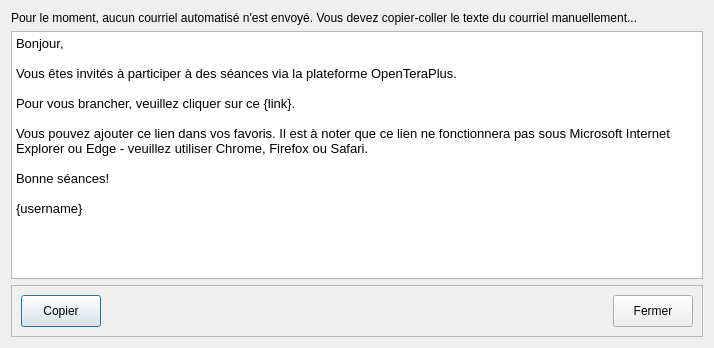
This is client/src/EmailInviteDialog.ui in introlab/openteraplus as Qt 5 draws it before an edit. The edited form follows.
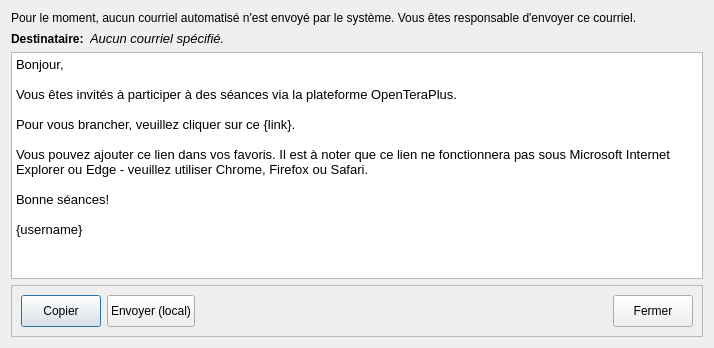
This is the edited form. Icons and pictures are not drawn.

Commit message: Fixes #22. Fixed an issue that made all invitees in a session disappear from the online tab list. Added "mailto" in "EmailInviteDialog"

The edit to the form file:
```diff
--- a/client/src/EmailInviteDialog.ui
+++ b/client/src/EmailInviteDialog.ui
@@ -21,13 +21,50 @@
    <item>
     <widget class="QLabel" name="lblWarning">
      <property name="text">
-      <string>Pour le moment, aucun courriel automatisé n'est envoyé. Vous devez copier-coller le texte du courriel manuellement...</string>
+      <string>Pour le moment, aucun courriel automatisé n'est envoyé par le système. Vous êtes responsable d'envoyer ce courriel.</string>
      </property>
      <property name="wordWrap">
       <bool>true</bool>
      </property>
     </widget>
    </item>
+   <item>
+    <layout class="QHBoxLayout" name="horizontalLayout_2">
+     <item>
+      <widget class="QLabel" name="labelDest">
+       <property name="sizePolicy">
+        <sizepolicy hsizetype="Maximum" vsizetype="Preferred">
+         <horstretch>0</horstretch>
+         <verstretch>0</verstretch>
+        </sizepolicy>
+       </property>
+       <property name="font">
+        <font>
+         <pointsize>9</pointsize>
+         <weight>75</weight>
+         <bold>true</bold>
+        </font>
+       </property>
+       <property name="text">
+        <string>Destinataire:</string>
+       </property>
+      </widget>
+     </item>
+     <item>
+      <widget class="QLabel" name="lblEmail">
+       <property name="font">
+        <font>
+         <pointsize>10</pointsize>
+         <italic>true</italic>
+        </font>
+       </property>
+       <property name="text">
+        <string>Aucun courriel spécifié.</string>
+       </property>
+      </widget>
+     </item>
+    </layout>
+   </item>
    <item>
     <widget class="QTextEdit" name="textEmail">
      <property name="font">
@@ -39,18 +76,18 @@
       <string>&lt;!DOCTYPE HTML PUBLIC &quot;-//W3C//DTD HTML 4.0//EN&quot; &quot;http://www.w3.org/TR/REC-html40/strict.dtd&quot;&gt;
 &lt;html&gt;&lt;head&gt;&lt;meta name=&quot;qrichtext&quot; content=&quot;1&quot; /&gt;&lt;style type=&quot;text/css&quot;&gt;
 p, li { white-space: pre-wrap; }
-&lt;/style&gt;&lt;/head&gt;&lt;body style=&quot; font-family:'Sans Serif'; font-size:11pt; font-weight:400; font-style:normal;&quot;&gt;
-&lt;p style=&quot; margin-top:0px; margin-bottom:0px; margin-left:0px; margin-right:0px; -qt-block-indent:0; text-indent:0px;&quot;&gt;&lt;span style=&quot; font-size:10pt;&quot;&gt;Bonjour,&lt;/span&gt;&lt;/p&gt;
-&lt;p style=&quot;-qt-paragraph-type:empty; margin-top:0px; margin-bottom:0px; margin-left:0px; margin-right:0px; -qt-block-indent:0; text-indent:0px; font-size:10pt;&quot;&gt;&lt;br /&gt;&lt;/p&gt;
-&lt;p style=&quot; margin-top:0px; margin-bottom:0px; margin-left:0px; margin-right:0px; -qt-block-indent:0; text-indent:0px;&quot;&gt;&lt;span style=&quot; font-size:10pt;&quot;&gt;Vous êtes invités à participer à des séances via la plateforme OpenTeraPlus.&lt;/span&gt;&lt;/p&gt;
-&lt;p style=&quot;-qt-paragraph-type:empty; margin-top:0px; margin-bottom:0px; margin-left:0px; margin-right:0px; -qt-block-indent:0; text-indent:0px; font-size:10pt;&quot;&gt;&lt;br /&gt;&lt;/p&gt;
-&lt;p style=&quot; margin-top:0px; margin-bottom:0px; margin-left:0px; margin-right:0px; -qt-block-indent:0; text-indent:0px;&quot;&gt;&lt;span style=&quot; font-size:10pt;&quot;&gt;Pour vous brancher, veuillez cliquer sur ce {link}.&lt;/span&gt;&lt;/p&gt;
-&lt;p style=&quot;-qt-paragraph-type:empty; margin-top:0px; margin-bottom:0px; margin-left:0px; margin-right:0px; -qt-block-indent:0; text-indent:0px; font-size:10pt;&quot;&gt;&lt;br /&gt;&lt;/p&gt;
-&lt;p style=&quot; margin-top:0px; margin-bottom:0px; margin-left:0px; margin-right:0px; -qt-block-indent:0; text-indent:0px;&quot;&gt;&lt;span style=&quot; font-size:10pt;&quot;&gt;Vous pouvez ajouter ce lien dans vos favoris. Il est à noter que ce lien ne fonctionnera pas sous Microsoft Internet Explorer ou Edge - veuillez utiliser Chrome, Firefox ou Safari.&lt;/span&gt;&lt;/p&gt;
-&lt;p style=&quot;-qt-paragraph-type:empty; margin-top:0px; margin-bottom:0px; margin-left:0px; margin-right:0px; -qt-block-indent:0; text-indent:0px; font-size:10pt;&quot;&gt;&lt;br /&gt;&lt;/p&gt;
-&lt;p style=&quot; margin-top:0px; margin-bottom:0px; margin-left:0px; margin-right:0px; -qt-block-indent:0; text-indent:0px;&quot;&gt;&lt;span style=&quot; font-size:10pt;&quot;&gt;Bonne séances!&lt;/span&gt;&lt;/p&gt;
-&lt;p style=&quot;-qt-paragraph-type:empty; margin-top:0px; margin-bottom:0px; margin-left:0px; margin-right:0px; -qt-block-indent:0; text-indent:0px; font-size:10pt;&quot;&gt;&lt;br /&gt;&lt;/p&gt;
-&lt;p style=&quot; margin-top:0px; margin-bottom:0px; margin-left:0px; margin-right:0px; -qt-block-indent:0; text-indent:0px;&quot;&gt;&lt;span style=&quot; font-size:10pt;&quot;&gt;{username}&lt;/span&gt;&lt;/p&gt;&lt;/body&gt;&lt;/html&gt;</string>
+&lt;/style&gt;&lt;/head&gt;&lt;body style=&quot; font-family:'MS Shell Dlg 2'; font-size:11pt; font-weight:400; font-style:normal;&quot;&gt;
+&lt;p style=&quot; margin-top:0px; margin-bottom:0px; margin-left:0px; margin-right:0px; -qt-block-indent:0; text-indent:0px;&quot;&gt;&lt;span style=&quot; font-family:'Sans Serif'; font-size:10pt;&quot;&gt;Bonjour,&lt;/span&gt;&lt;/p&gt;
+&lt;p style=&quot;-qt-paragraph-type:empty; margin-top:0px; margin-bottom:0px; margin-left:0px; margin-right:0px; -qt-block-indent:0; text-indent:0px; font-family:'Sans Serif'; font-size:10pt;&quot;&gt;&lt;br /&gt;&lt;/p&gt;
+&lt;p style=&quot; margin-top:0px; margin-bottom:0px; margin-left:0px; margin-right:0px; -qt-block-indent:0; text-indent:0px;&quot;&gt;&lt;span style=&quot; font-family:'Sans Serif'; font-size:10pt;&quot;&gt;Vous êtes invités à participer à des séances via la plateforme OpenTeraPlus.&lt;/span&gt;&lt;/p&gt;
+&lt;p style=&quot;-qt-paragraph-type:empty; margin-top:0px; margin-bottom:0px; margin-left:0px; margin-right:0px; -qt-block-indent:0; text-indent:0px; font-family:'Sans Serif'; font-size:10pt;&quot;&gt;&lt;br /&gt;&lt;/p&gt;
+&lt;p style=&quot; margin-top:0px; margin-bottom:0px; margin-left:0px; margin-right:0px; -qt-block-indent:0; text-indent:0px;&quot;&gt;&lt;span style=&quot; font-family:'Sans Serif'; font-size:10pt;&quot;&gt;Pour vous brancher, veuillez cliquer sur ce {link}.&lt;/span&gt;&lt;/p&gt;
+&lt;p style=&quot;-qt-paragraph-type:empty; margin-top:0px; margin-bottom:0px; margin-left:0px; margin-right:0px; -qt-block-indent:0; text-indent:0px; font-family:'Sans Serif'; font-size:10pt;&quot;&gt;&lt;br /&gt;&lt;/p&gt;
+&lt;p style=&quot; margin-top:0px; margin-bottom:0px; margin-left:0px; margin-right:0px; -qt-block-indent:0; text-indent:0px;&quot;&gt;&lt;span style=&quot; font-family:'Sans Serif'; font-size:10pt;&quot;&gt;Vous pouvez ajouter ce lien dans vos favoris. Il est à noter que ce lien ne fonctionnera pas sous Microsoft Internet Explorer ou Edge - veuillez utiliser Chrome, Firefox ou Safari.&lt;/span&gt;&lt;/p&gt;
+&lt;p style=&quot;-qt-paragraph-type:empty; margin-top:0px; margin-bottom:0px; margin-left:0px; margin-right:0px; -qt-block-indent:0; text-indent:0px; font-family:'Sans Serif'; font-size:10pt;&quot;&gt;&lt;br /&gt;&lt;/p&gt;
+&lt;p style=&quot; margin-top:0px; margin-bottom:0px; margin-left:0px; margin-right:0px; -qt-block-indent:0; text-indent:0px;&quot;&gt;&lt;span style=&quot; font-family:'Sans Serif'; font-size:10pt;&quot;&gt;Bonne séances!&lt;/span&gt;&lt;/p&gt;
+&lt;p style=&quot;-qt-paragraph-type:empty; margin-top:0px; margin-bottom:0px; margin-left:0px; margin-right:0px; -qt-block-indent:0; text-indent:0px; font-family:'Sans Serif'; font-size:10pt;&quot;&gt;&lt;br /&gt;&lt;/p&gt;
+&lt;p style=&quot; margin-top:0px; margin-bottom:0px; margin-left:0px; margin-right:0px; -qt-block-indent:0; text-indent:0px;&quot;&gt;&lt;span style=&quot; font-family:'Sans Serif'; font-size:10pt;&quot;&gt;{username}&lt;/span&gt;&lt;/p&gt;&lt;/body&gt;&lt;/html&gt;</string>
      </property>
     </widget>
    </item>
@@ -83,8 +120,34 @@
         </property>
         <property name="iconSize">
          <size>
-          <width>20</width>
-          <height>20</height>
+          <width>22</width>
+          <height>22</height>
+         </size>
+        </property>
+       </widget>
+      </item>
+      <item>
+       <widget class="QPushButton" name="btnSendLocalEmail">
+        <property name="minimumSize">
+         <size>
+          <width>0</width>
+          <height>32</height>
+         </size>
+        </property>
+        <property name="cursor">
+         <cursorShape>PointingHandCursor</cursorShape>
+        </property>
+        <property name="text">
+         <string>Envoyer (local)</string>
+        </property>
+        <property name="icon">
+         <iconset resource="../resources/TeraClient.qrc">
+          <normaloff>:/icons/email.png</normaloff>:/icons/email.png</iconset>
+        </property>
+        <property name="iconSize">
+         <size>
+          <width>22</width>
+          <height>22</height>
          </size>
         </property>
        </widget>
```
The commit also changes 5 other files.
